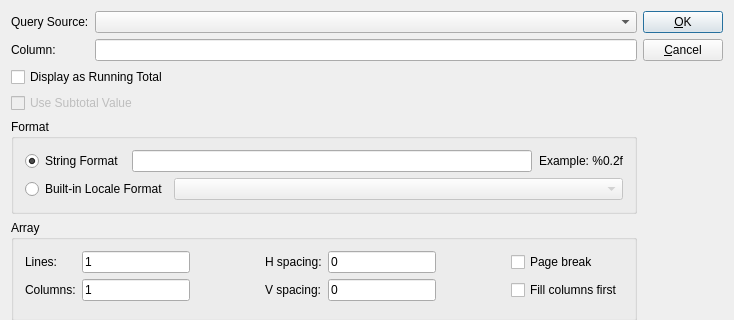
Above: OpenRPT/wrtembed/fieldeditor.ui from mmicr001/openrpt before the change; both pictures show x 0 to 734 and y 0 to 320 of the 734 by 760 pixel window. Below: the same form after it.
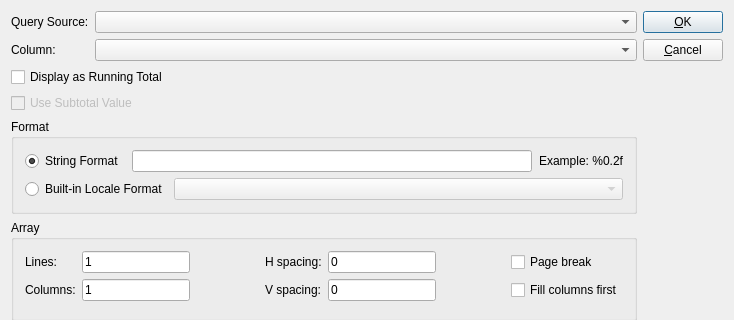
That is the form after the change. Custom widgets are drawn as their Qt base class.

Commit message: select field columns from a combobox

```diff
--- a/OpenRPT/wrtembed/fieldeditor.ui
+++ b/OpenRPT/wrtembed/fieldeditor.ui
@@ -72,9 +72,6 @@
          </property>
         </widget>
        </item>
-       <item row="1" column="1">
-        <widget class="QLineEdit" name="tbColumn"/>
-       </item>
        <item row="0" column="0">
         <widget class="QLabel" name="TextLabel1_3">
          <property name="text">
@@ -85,6 +82,19 @@
        <item row="0" column="1">
         <widget class="QueryComboBox" name="cbQuery"/>
        </item>
+       <item row="1" column="1">
+        <widget class="QComboBox" name="cbColumn">
+         <property name="sizePolicy">
+          <sizepolicy hsizetype="Expanding" vsizetype="Fixed">
+           <horstretch>0</horstretch>
+           <verstretch>0</verstretch>
+          </sizepolicy>
+         </property>
+         <property name="editable">
+          <bool>false</bool>
+         </property>
+        </widget>
+       </item>
       </layout>
      </item>
      <item>
```
Left out of the diff: 1 changed line with no effect on the pictures. The commit also changes 3 other files.
